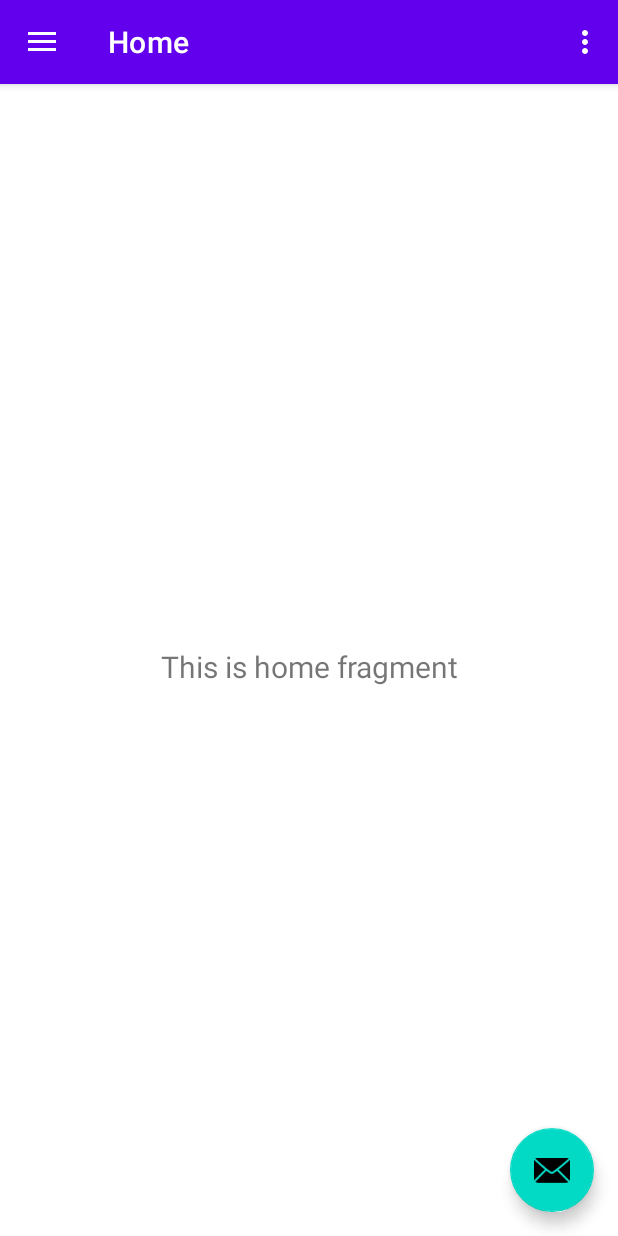
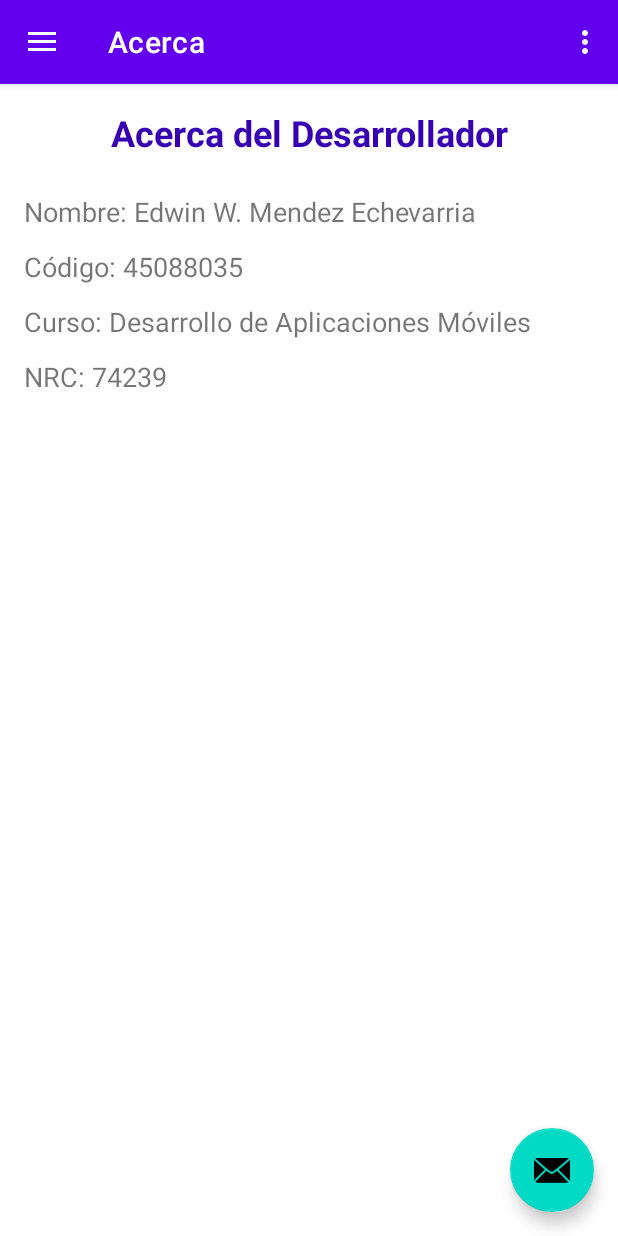
Before and after one commit to edwinwmendeze/NRC-74239, an Android app: the screen it shows after launch (MainActivity), on a phone screen of 412 x 824 dp. Run offline under Robolectric (Android 15) with nearby library versions, the phone set to English and light mode, and no system bars; our stand-ins replace navigation-ui.

Commit message:
feat(Unidad1/PA1/mendez_pa1): Agregué nuevos layouts de acuerdo al PA1, esto incluye la creacion de paquetes y fragmentos. Tambien se actualizo el menu de navegacion y se modificó el MainActivity para incluir las nuevas opciones.

```diff
--- a/mendez_pa1/app/src/main/java/mendez/pa1/org/MainActivity.java
+++ b/mendez_pa1/app/src/main/java/mendez/pa1/org/MainActivity.java
@@ -42,7 +42,8 @@ public class MainActivity extends AppCompatActivity {
         // Passing each menu ID as a set of Ids because each
         // menu should be considered as top level destinations.
         mAppBarConfiguration = new AppBarConfiguration.Builder(
-                R.id.nav_home, R.id.nav_gallery, R.id.nav_slideshow)
+                R.id.nav_acerca, R.id.nav_area_triangulo, R.id.nav_numero_aleatorio,
+                R.id.nav_binario_decimal, R.id.nav_hex_binario)
                 .setOpenableLayout(drawer)
                 .build();
         NavController navController = Navigation.findNavController(this, R.id.nav_host_fragment_content_main);
--- /dev/null
+++ b/mendez_pa1/app/src/main/java/mendez/pa1/org/ui/acerca/AcercaFragment.java
@@ -0,0 +1,21 @@
+package mendez.pa1.org.ui.acerca;
+
+import android.os.Bundle;
+import android.view.LayoutInflater;
+import android.view.View;
+import android.view.ViewGroup;
+
+import androidx.annotation.NonNull;
+import androidx.annotation.Nullable;
+import androidx.fragment.app.Fragment;
+
+import mendez.pa1.org.R;
+
+public class AcercaFragment extends Fragment {
+
+    @Override
+    public View onCreateView(@NonNull LayoutInflater inflater, @Nullable ViewGroup container,
+                             @Nullable Bundle savedInstanceState) {
+        return inflater.inflate(R.layout.fragment_acerca, container, false);
+    }
+}
--- /dev/null
+++ b/mendez_pa1/app/src/main/res/layout/fragment_acerca.xml
@@ -0,0 +1,38 @@
+<?xml version="1.0" encoding="utf-8"?>
+<LinearLayout xmlns:android="http://schemas.android.com/apk/res/android"
+    style="@style/EstiloPA1"
+    android:orientation="vertical">
+
+    <TextView
+        style="@style/TituloFragment"
+        android:text="Acerca del Desarrollador" />
+
+    <TextView
+        android:layout_width="match_parent"
+        android:layout_height="wrap_content"
+        android:text="Nombre: Edwin W. Mendez Echevarria"
+        android:textSize="18sp"
+        android:layout_marginBottom="12dp" />
+
+    <TextView
+        android:layout_width="match_parent"
+        android:layout_height="wrap_content"
+        android:text="Código: 45088035"
+        android:textSize="18sp"
+        android:layout_marginBottom="12dp" />
+
+    <TextView
+        android:layout_width="match_parent"
+        android:layout_height="wrap_content"
+        android:text="Curso: Desarrollo de Aplicaciones Móviles"
+        android:textSize="18sp"
+        android:layout_marginBottom="12dp" />
+
+    <TextView
+        android:layout_width="match_parent"
+        android:layout_height="wrap_content"
+        android:text="NRC: 74239"
+        android:textSize="18sp"
+        android:layout_marginBottom="12dp" />
+
+</LinearLayout>
--- a/mendez_pa1/app/src/main/res/layout/nav_header_main.xml
+++ b/mendez_pa1/app/src/main/res/layout/nav_header_main.xml
@@ -14,11 +14,11 @@
 
     <ImageView
         android:id="@+id/imageView"
-        android:layout_width="wrap_content"
-        android:layout_height="wrap_content"
+        android:layout_width="100dp"
+        android:layout_height="100dp"
         android:contentDescription="@string/nav_header_desc"
         android:paddingTop="@dimen/nav_header_vertical_spacing"
-        app:srcCompat="@mipmap/ic_launcher_round" />
+        app:srcCompat="@drawable/coder" />
 
     <TextView
         android:layout_width="match_parent"
--- a/mendez_pa1/app/src/main/res/menu/activity_main_drawer.xml
+++ b/mendez_pa1/app/src/main/res/menu/activity_main_drawer.xml
@@ -5,16 +5,24 @@
 
     <group android:checkableBehavior="single">
         <item
-            android:id="@+id/nav_home"
+            android:id="@+id/nav_acerca"
             android:icon="@drawable/ic_menu_camera"
-            android:title="@string/menu_home" />
+            android:title="Acerca" />
         <item
-            android:id="@+id/nav_gallery"
+            android:id="@+id/nav_area_triangulo"
             android:icon="@drawable/ic_menu_gallery"
-            android:title="@string/menu_gallery" />
+            android:title="Área Triángulo" />
         <item
-            android:id="@+id/nav_slideshow"
+            android:id="@+id/nav_numero_aleatorio"
             android:icon="@drawable/ic_menu_slideshow"
-            android:title="@string/menu_slideshow" />
+            android:title="Número Aleatorio" />
+        <item
+            android:id="@+id/nav_binario_decimal"
+            android:icon="@drawable/ic_menu_camera"
+            android:title="Binario a Decimal" />
+        <item
+            android:id="@+id/nav_hex_binario"
+            android:icon="@drawable/ic_menu_gallery"
+            android:title="Hex a Binario" />
     </group>
 </menu>
--- a/mendez_pa1/app/src/main/res/navigation/mobile_navigation.xml
+++ b/mendez_pa1/app/src/main/res/navigation/mobile_navigation.xml
@@ -3,23 +3,36 @@
     xmlns:app="http://schemas.android.com/apk/res-auto"
     xmlns:tools="http://schemas.android.com/tools"
     android:id="@+id/mobile_navigation"
-    app:startDestination="@+id/nav_home">
+    app:startDestination="@+id/nav_acerca">
 
     <fragment
-        android:id="@+id/nav_home"
-        android:name="mendez.pa1.org.ui.home.HomeFragment"
-        android:label="@string/menu_home"
-        tools:layout="@layout/fragment_home" />
+        android:id="@+id/nav_acerca"
+        android:name="mendez.pa1.org.ui.acerca.AcercaFragment"
+        android:label="@string/menu_acerca"
+        tools:layout="@layout/fragment_acerca" />
 
     <fragment
-        android:id="@+id/nav_gallery"
-        android:name="mendez.pa1.org.ui.gallery.GalleryFragment"
-        android:label="@string/menu_gallery"
-        tools:layout="@layout/fragment_gallery" />
+        android:id="@+id/nav_area_triangulo"
+        android:name="mendez.pa1.org.ui.areatriangulo.AreaTrianguloFragment"
+        android:label="@string/menu_area_triangulo"
+        tools:layout="@layout/fragment_area_triangulo" />
 
     <fragment
-        android:id="@+id/nav_slideshow"
-        android:name="mendez.pa1.org.ui.slideshow.SlideshowFragment"
-        android:label="@string/menu_slideshow"
-        tools:layout="@layout/fragment_slideshow" />
+        android:id="@+id/nav_numero_aleatorio"
+        android:name="mendez.pa1.org.ui.numeroaleatorio.NumeroAleatorioFragment"
+        android:label="@string/menu_numero_aleatorio"
+        tools:layout="@layout/fragment_numero_aleatorio" />
+
+    <fragment
+        android:id="@+id/nav_binario_decimal"
+        android:name="mendez.pa1.org.ui.binariodecimal.BinarioDecimalFragment"
+        android:label="@string/menu_binario_decimal"
+        tools:layout="@layout/fragment_binario_decimal" />
+
+    <fragment
+        android:id="@+id/nav_hex_binario"
+        android:name="mendez.pa1.org.ui.hexbinario.HexBinarioFragment"
+        android:label="@string/menu_hex_binario"
+        tools:layout="@layout/fragment_hex_binario" />
+
 </navigation>
--- a/mendez_pa1/app/src/main/res/values/strings.xml
+++ b/mendez_pa1/app/src/main/res/values/strings.xml
@@ -2,12 +2,18 @@
     <string name="app_name">mendez_pa1</string>
     <string name="navigation_drawer_open">Open navigation drawer</string>
     <string name="navigation_drawer_close">Close navigation drawer</string>
-    <string name="nav_header_title">Android Studio</string>
-    <string name="nav_header_subtitle">android.studio@android.com</string>
+    <string name="nav_header_title">Producto Académico 1</string>
+    <string name="nav_header_subtitle">Edwin W. Mendez Echevarria</string>
     <string name="nav_header_desc">Navigation header</string>
     <string name="action_settings">Settings</string>
 
     <string name="menu_home">Home</string>
     <string name="menu_gallery">Gallery</string>
     <string name="menu_slideshow">Slideshow</string>
+
+    <string name="menu_acerca">Acerca</string>
+    <string name="menu_area_triangulo">Área Triángulo</string>
+    <string name="menu_numero_aleatorio">Número Aleatorio</string>
+    <string name="menu_binario_decimal">Binario a Decimal</string>
+    <string name="menu_hex_binario">Hex a Binario</string>
 </resources>
--- /dev/null
+++ b/mendez_pa1/app/src/main/res/values/styles.xml
@@ -0,0 +1,39 @@
+<?xml version="1.0" encoding="utf-8"?>
+<resources>
+    <!-- Estilo base para todos los fragments del PA1 -->
+    <style name="EstiloPA1">
+        <item name="android:layout_width">match_parent</item>
+        <item name="android:layout_height">match_parent</item>
+        <item name="android:padding">16dp</item>
+        <item name="android:background">@color/white</item>
+    </style>
+
+    <!-- Estilo para títulos de fragments -->
+    <style name="TituloFragment">
+        <item name="android:layout_width">match_parent</item>
+        <item name="android:layout_height">wrap_content</item>
+        <item name="android:textSize">24sp</item>
+        <item name="android:textStyle">bold</item>
+        <item name="android:textColor">@color/purple_700</item>
+        <item name="android:gravity">center</item>
+        <item name="android:layout_marginBottom">24dp</item>
+    </style>
+
+    <!-- Estilo para EditText -->
+    <style name="InputPA1">
+        <item name="android:layout_width">match_parent</item>
+        <item name="android:layout_height">wrap_content</item>
+        <item name="android:layout_marginBottom">16dp</item>
+        <item name="android:padding">12dp</item>
+        <item name="android:textSize">16sp</item>
+    </style>
+
+    <!-- Estilo para Botones -->
+    <style name="BotonPA1">
+        <item name="android:layout_width">match_parent</item>
+        <item name="android:layout_height">wrap_content</item>
+        <item name="android:layout_marginBottom">16dp</item>
+        <item name="android:textSize">16sp</item>
+        <item name="android:textStyle">bold</item>
+    </style>
+</resources>
```
Also changed, not shown: mendez_pa1/app/src/main/java/mendez/pa1/org/ui/areatriangulo/AreaTrianguloFragment.java (added, +21 -0 lines), mendez_pa1/app/src/main/java/mendez/pa1/org/ui/binariodecimal/BinarioDecimalFragment.java (added, +21 -0 lines), mendez_pa1/app/src/main/java/mendez/pa1/org/ui/hexbinario/HexBinarioFragment.java (added, +21 -0 lines), mendez_pa1/app/src/main/java/mendez/pa1/org/ui/numeroaleatorio/NumeroAleatorioFragment.java (added, +21 -0 lines), mendez_pa1/app/src/main/res/layout/fragment_area_triangulo.xml (added, +18 -0 lines), mendez_pa1/app/src/main/res/layout/fragment_binario_decimal.xml (added, +18 -0 lines), mendez_pa1/app/src/main/res/layout/fragment_hex_binario.xml (added, +18 -0 lines), mendez_pa1/app/src/main/res/layout/fragment_numero_aleatorio.xml (added, +18 -0 lines).
